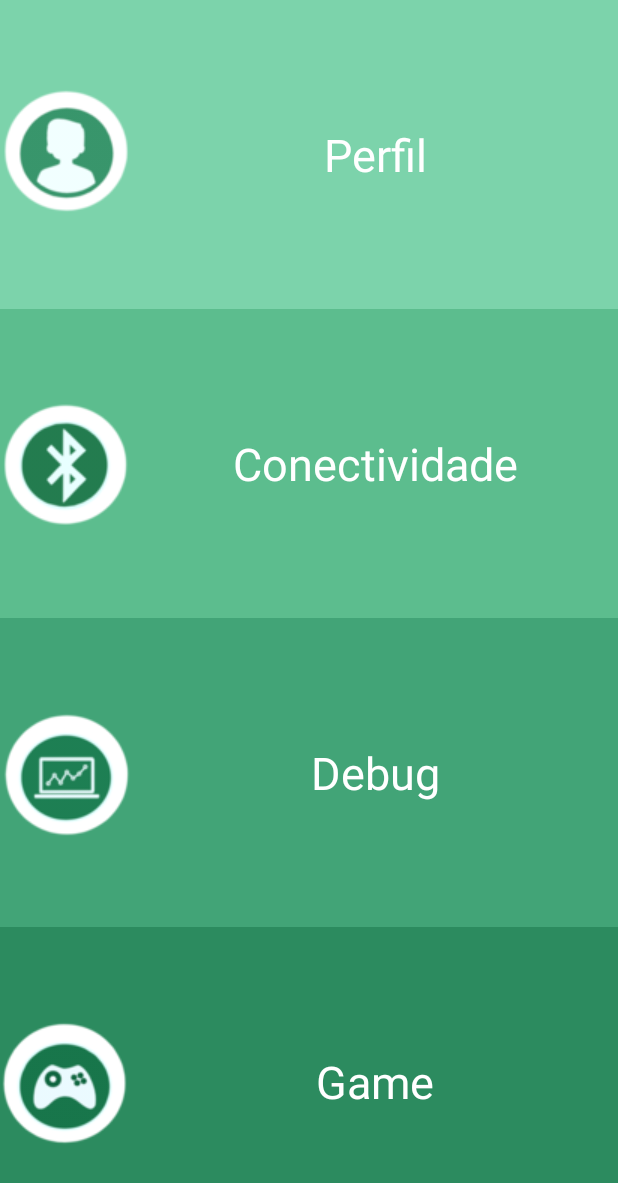
After one commit to MarceloxAlves/ProteseAnalytics, an Android app: the layout activity_paciente_main.xml on its own in the app's theme, with its tools: preview values and no code run, on a phone screen of 412 x 824 dp. The commit adds this screen. Shown: the top 1183 px of the screen. Run offline under Robolectric (Android 15) with nearby library versions, the phone set to English and light mode, and no system bars.

Commit message:
Tela principal do paciente

```diff
--- a/app/src/main/AndroidManifest.xml
+++ b/app/src/main/AndroidManifest.xml
@@ -27,8 +27,12 @@
         <activity
             android:name=".app.SiginMedicoActivity"
             android:theme="@style/Theme.AppCompat.Light.NoActionBar" />
-        <activity android:name=".app.SiginChoseActivity"
-            android:theme="@style/Theme.AppCompat.Light.NoActionBar"/>
+        <activity
+            android:name=".app.SiginChoseActivity"
+            android:theme="@style/Theme.AppCompat.Light.NoActionBar" />
+        <activity
+            android:name=".app.PacienteMainActivity"
+            android:theme="@style/Theme.AppCompat.Light.NoActionBar" />
     </application>
 
 </manifest>
--- a/app/src/main/res/drawable/custom_button.xml
+++ b/app/src/main/res/drawable/custom_button.xml
@@ -5,6 +5,6 @@
     <solid
         android:color="@color/colorWhite">
     </solid>
-    <corners android:radius="30dp" />
+
 
 </shape>
--- /dev/null
+++ b/app/src/main/res/layout/activity_paciente_main.xml
@@ -0,0 +1,64 @@
+<?xml version="1.0" encoding="utf-8"?>
+<LinearLayout xmlns:android="http://schemas.android.com/apk/res/android"
+    xmlns:app="http://schemas.android.com/apk/res-auto"
+    xmlns:tools="http://schemas.android.com/tools"
+    android:layout_width="match_parent"
+    android:layout_height="match_parent"
+    android:weightSum="4"
+    android:orientation="vertical"
+    tools:context=".app.PacienteMainActivity">
+
+    <Button
+        android:id="@+id/perfil_paciente_btn"
+        android:layout_width="match_parent"
+        android:layout_height="wrap_content"
+        android:layout_weight="1"
+        android:background="@drawable/custom_button"
+        android:backgroundTint="@color/colorVerde4"
+        android:drawableStart="@drawable/perfil_icon"
+        android:text="@string/perfil"
+        android:textAppearance="@style/TextAppearance.AppCompat"
+        android:textColor="@color/colorWhite"
+        android:textSize="30sp"
+        android:onClick="irParaTelaDePerfil"/>
+    <Button
+        android:id="@+id/conctividade_paciente_btn"
+        android:layout_width="match_parent"
+        android:layout_height="wrap_content"
+        android:background="@drawable/custom_button"
+        android:backgroundTint="@color/colorVerde3"
+        android:layout_weight="1"
+        android:text="@string/conectividade"
+        android:drawableStart="@drawable/bluetooth_icon"
+        android:textAppearance="@style/TextAppearance.AppCompat"
+        android:textColor="@color/colorWhite"
+        android:textSize="30sp"
+        android:onClick="irParaTelaDeConectividade"/>
+    <Button
+        android:id="@+id/debug_paciente_btn"
+        android:layout_width="match_parent"
+        android:layout_height="wrap_content"
+        android:background="@drawable/custom_button"
+        android:backgroundTint="@color/colorVerde2"
+        android:layout_weight="1"
+        android:drawableStart="@drawable/estatiticas_icon"
+        android:text="@string/debug"
+        android:textAppearance="@style/TextAppearance.AppCompat"
+        android:textColor="@color/colorWhite"
+        android:textSize="30sp"
+        android:onClick="irParaTelaDeDebug"/>
+    <Button
+        android:id="@+id/game_paciente_btn"
+        android:layout_width="match_parent"
+        android:layout_height="wrap_content"
+        android:background="@drawable/custom_button"
+        android:backgroundTint="@color/colorVerde1"
+        android:drawableStart="@drawable/gamepad_icon"
+        android:layout_weight="1"
+        android:text="@string/game"
+        android:textAppearance="@style/TextAppearance.AppCompat"
+        android:textColor="@color/colorWhite"
+        android:textSize="30sp"
+        android:onClick="irParaGame"/>
+
+</LinearLayout>
--- a/app/src/main/res/values/colors.xml
+++ b/app/src/main/res/values/colors.xml
@@ -4,7 +4,11 @@
     <color name="colorPrimaryDark">#303F9F</color>
     <color name="colorAccent">#FF4081</color>
     <color name="colorGrey">#C8CEC2</color>
-    <color name="colorWhite">#FFF</color>
+    <color name="colorWhite">#ffffff</color>
     <color name="colorBlack">#000</color>
     <color name="colorGoogle">#DD4D40</color>
+    <color name="colorVerde1">#2C8B5F</color>
+    <color name="colorVerde2">#42A477</color>
+    <color name="colorVerde3">#5CBD8E</color>
+    <color name="colorVerde4">#7CD3AB</color>
 </resources>
--- a/app/src/main/res/values/strings.xml
+++ b/app/src/main/res/values/strings.xml
@@ -27,4 +27,8 @@
     <string name="profissional">Profissional</string>
     <string name="crm">Crm</string>
     <string name="uf_crm">UF CRM</string>
+    <string name="perfil">Perfil</string>
+    <string name="conectividade">Conectividade</string>
+    <string name="debug">Debug</string>
+    <string name="game">Game</string>
 </resources>
```
Also changed, not shown: app/src/main/res/drawable/bluetooth_icon.png (added), app/src/main/res/drawable/estatiticas_icon.png (added), app/src/main/res/drawable/gamepad_icon.png (added), app/src/main/res/drawable/perfil_icon.png (added).
